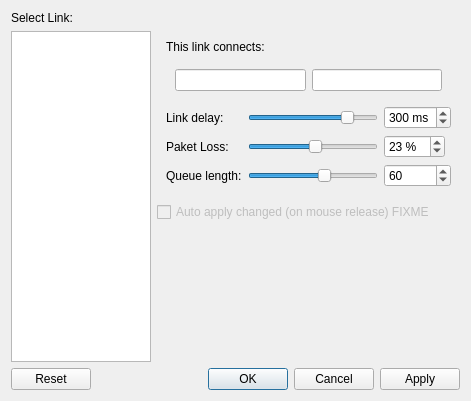
The window that confLink.ui (koppd/mt) describes before a commit, drawn with Qt 5.
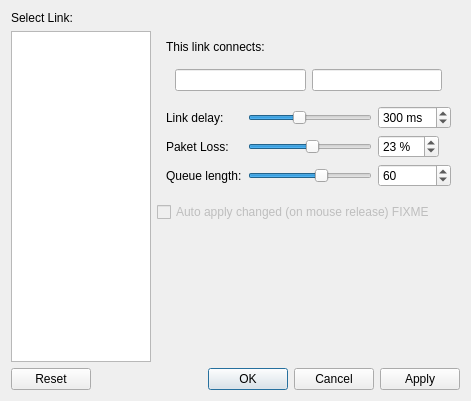
The same window after the commit.

Commit message: max Delay von 500ms auf 1000ms erhöht (besser für VoIP Test)

Patch:
```diff
--- a/confLink.ui
+++ b/confLink.ui
@@ -89,7 +89,7 @@
          <string> ms</string>
         </property>
         <property name="maximum">
-         <number>500</number>
+         <number>1000</number>
         </property>
         <property name="value">
          <number>300</number>
@@ -125,7 +125,7 @@
       <item row="4" column="1">
        <widget class="QSlider" name="hsDelay">
         <property name="maximum">
-         <number>500</number>
+         <number>1000</number>
         </property>
         <property name="value">
          <number>400</number>
```
